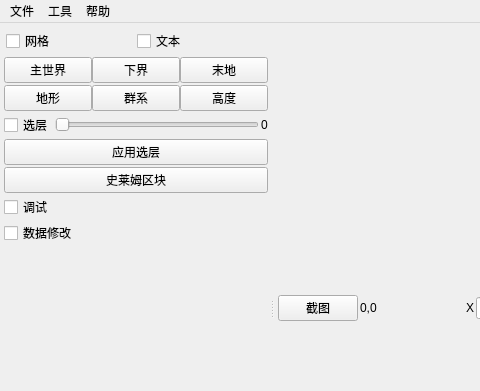
Old version of the form mainwindow.ui in the repository bedrock-dev/BedrockMap; both pictures show x 0 to 480 and y 0 to 391 of the 796 by 593 pixel window.
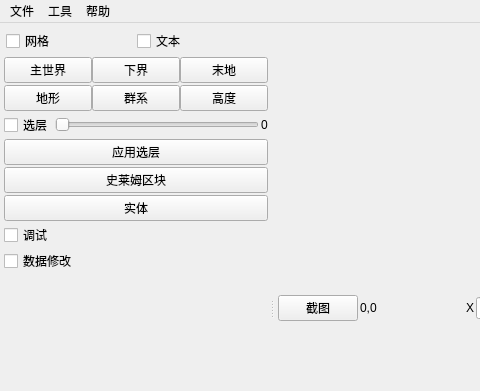
New version of the form.

```diff
--- a/mainwindow.ui
+++ b/mainwindow.ui
@@ -203,6 +203,13 @@
           </property>
          </widget>
         </item>
+        <item>
+         <widget class="QPushButton" name="actor_layer_btn">
+          <property name="text">
+           <string>实体</string>
+          </property>
+         </widget>
+        </item>
         <item>
          <widget class="QCheckBox" name="debug_checkbox">
           <property name="text">
```
Left out of the diff: 2 changed lines with no effect on the pictures.
